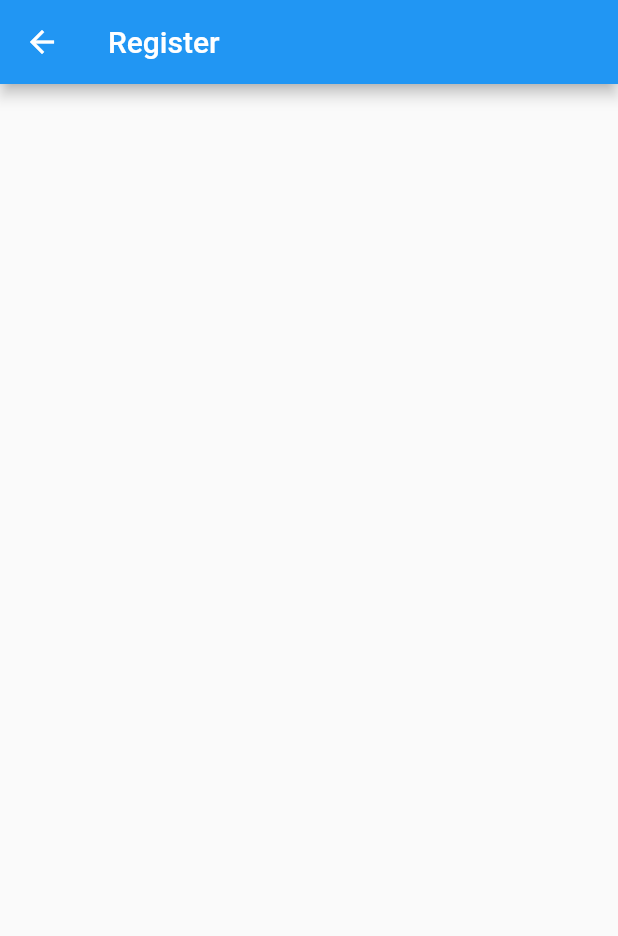
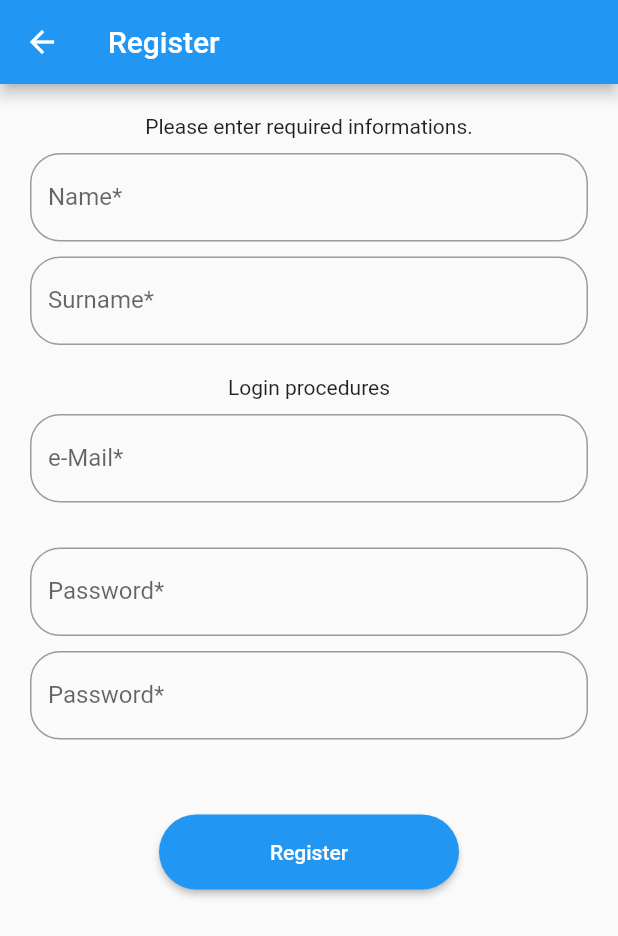
Before and after one commit to metecoban/Twitter-Mask, a Flutter app: the screen it shows after launch, after a tap on "Register", on a phone screen of 412 x 824 dp. Shown: the top 936 px of the screen. Run offline on Flutter 3.47's test engine with Material 2 defaults, Android fonts, the phone set to English and light mode, and no system bars.

Commit message:
Fourth commit

```diff
--- a/lib/login_page.dart
+++ b/lib/login_page.dart
@@ -15,7 +15,8 @@ class _LoginPageState extends State<LoginPage> {
           backgroundColor: Colors.blue,
           title: const Text("Twitter Mask"),
         ),
-      body: Center(
+        body: SingleChildScrollView(
+          child: Center(
             child: Container(
               margin: const EdgeInsets.only(top: 50, left: 50, right: 50),
               child: Column(
@@ -46,8 +47,6 @@ class _LoginPageState extends State<LoginPage> {
                     obscureText: true,
                     decoration: InputDecoration(
                       prefixIcon: Icon(Icons.lock),
-                  // suffixIcon: IconButton(
-                  //     onPressed: () {}, icon: Icon(Icons.remove_red_eye)),
                       border: OutlineInputBorder(),
                       hintText: 'Enter your Password',
                     ),
@@ -84,6 +83,6 @@ class _LoginPageState extends State<LoginPage> {
               ),
             ),
           ),
-    );
+        ));
   }
 }
--- a/lib/register_page.dart
+++ b/lib/register_page.dart
@@ -15,6 +15,98 @@ class _RegisterPageState extends State<RegisterPage> {
         backgroundColor: Colors.blue,
         title: const Text("Register"),
       ),
+      body: SingleChildScrollView(
+        child: Padding(
+          padding: const EdgeInsets.all(20.0),
+          child: Column(
+            children: [
+              const Text("Please enter required informations."),
+              const SizedBox(
+                height: 10,
+              ),
+              const TextField(
+                decoration: InputDecoration(
+                  labelText: "Name*",
+                  border: OutlineInputBorder(
+                      borderRadius: BorderRadius.all(
+                    Radius.circular(20),
+                  )),
+                  hintText: 'Name',
+                ),
+              ),
+              const SizedBox(
+                height: 10,
+              ),
+              const TextField(
+                decoration: InputDecoration(
+                  labelText: "Surname*",
+                  border: OutlineInputBorder(
+                      borderRadius: BorderRadius.all(
+                    Radius.circular(20),
+                  )),
+                  hintText: 'Surname',
+                ),
+              ),
+              const SizedBox(
+                height: 20,
+              ),
+              const Text("Login procedures"),
+              const SizedBox(
+                height: 10,
+              ),
+              const TextField(
+                decoration: InputDecoration(
+                  labelText: "e-Mail*",
+                  border: OutlineInputBorder(
+                      borderRadius: BorderRadius.all(
+                    Radius.circular(20),
+                  )),
+                  hintText: 'Email required for login the app.',
+                ),
+              ),
+              const SizedBox(
+                height: 30,
+              ),
+              const TextField(
+                obscureText: true,
+                decoration: InputDecoration(
+                  labelText: "Password*",
+                  border: OutlineInputBorder(
+                      borderRadius: BorderRadius.all(
+                    Radius.circular(20),
+                  )),
+                  hintText: 'Enter at least 8 characters.',
+                ),
+              ),
+              const SizedBox(
+                height: 10,
+              ),
+              const TextField(
+                obscureText: true,
+                decoration: InputDecoration(
+                  labelText: "Password*",
+                  border: OutlineInputBorder(
+                      borderRadius: BorderRadius.all(
+                    Radius.circular(20),
+                  )),
+                  hintText: 'Make sure the passwords are the same.',
+                ),
+              ),
+              const SizedBox(
+                height: 50,
+              ),
+              ElevatedButton(
+                onPressed: () {},
+                child: const Text("Register"),
+                style: ElevatedButton.styleFrom(
+                    shape: const StadiumBorder(),
+                    primary: Colors.blue,
+                    minimumSize: const Size(200, 50)),
+              ),
+            ],
+          ),
+        ),
+      ),
     );
   }
 }
```
Lines whose indentation alone changed are shown as unchanged.
